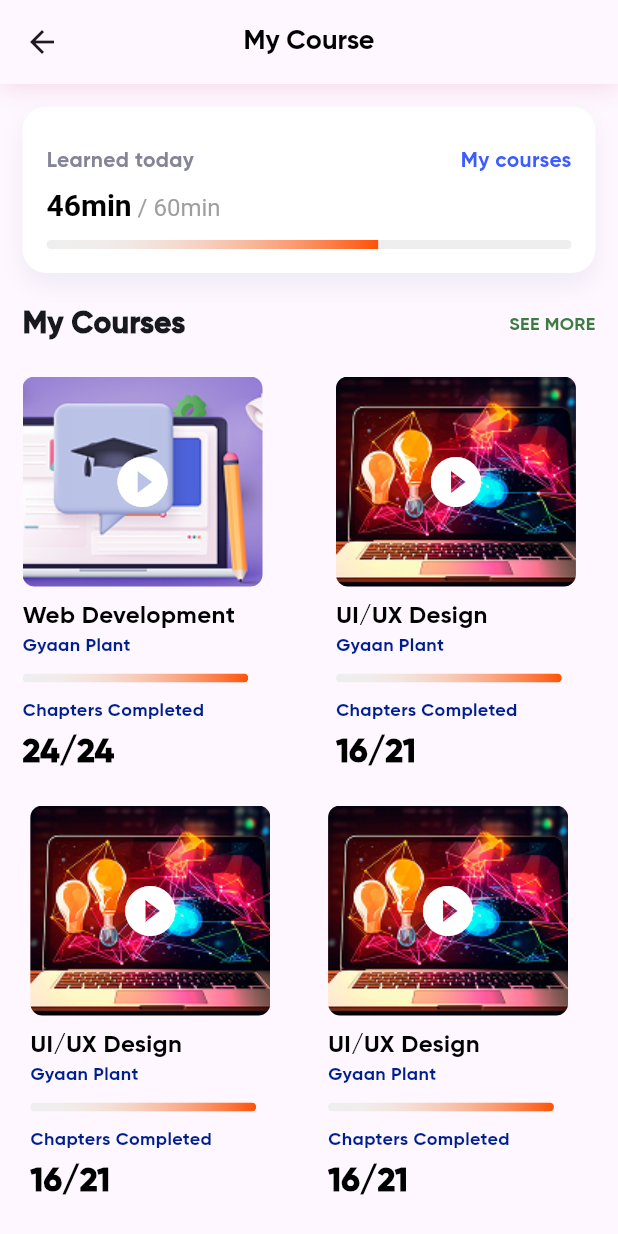
After one commit to Yashgowda24/gyaanPlant, a Flutter app: the MyCourse screen opened directly, on a phone screen of 412 x 824 dp. The commit adds this screen. Run offline on Flutter 3.47's test engine with Material 3 defaults, Android fonts, the phone set to English and light mode, and no system bars; our stand-ins replace flutter_otp_text_field, flutter_svg, fluttertoast, google_fonts, image_picker, video_player; network calls fail.

Commit message:
update: MyCourse, styles, pop ups

```diff
--- a/lib/styles/styles.dart
+++ b/lib/styles/styles.dart
@@ -10,7 +10,7 @@ const TextStyle kGilroy28700 = TextStyle(
 const TextStyle kGilroy16500 = TextStyle(
   fontFamily: 'Gilroy',
   fontSize: 16.0,
-  color: Color.fromRGBO(69, 69, 69, 1),
+  color: Color.fromRGBO(100, 100, 100, 1),
   fontWeight: FontWeight.w500,
 );
 
@@ -18,7 +18,7 @@ const TextStyle kHomeCourseStyle = TextStyle(
   fontFamily: 'Gilroy',
   fontSize: 20.0,
   color: Color.fromRGBO(24, 25, 31, 1),
-  fontWeight: FontWeight.w700,
+  fontWeight: FontWeight.w600,
 );
 
 const TextStyle kHomeSubHeadingStyle = TextStyle(
@@ -46,5 +46,5 @@ const TextStyle kSettingTextStyle = TextStyle(
   fontFamily: 'Gilroy',
   fontSize: 16.0,
   color: Color.fromRGBO(22, 22, 22, 1),
-  fontWeight: FontWeight.w600,
+  fontWeight: FontWeight.w500,
 );
--- /dev/null
+++ b/lib/views/course_video/my_course.dart
@@ -0,0 +1,125 @@
+import 'package:flutter/material.dart';
+import 'package:gyaanplant_learning_app/views/course_video/course_video.dart';
+import 'package:gyaanplant_learning_app/views/home/home.dart';
+
+class MyCourse extends StatelessWidget {
+  const MyCourse({super.key});
+
+  @override
+  Widget build(BuildContext context) {
+    return Scaffold(
+      appBar: PreferredSize(
+        preferredSize: const Size.fromHeight(kToolbarHeight),
+        child: Container(
+          decoration: BoxDecoration(boxShadow: [
+            BoxShadow(
+              blurRadius: 15.0,
+              spreadRadius: 0,
+              offset: Offset(0, 0),
+              color: Color.fromRGBO(179, 32, 115, 0.18),
+            )
+          ]),
+          child: AppBar(
+            centerTitle: true,
+            title: const Text(
+              'My Course',
+              style: TextStyle(
+                fontFamily: 'Gilroy',
+                fontSize: 18.0,
+                color: Color.fromRGBO(0, 0, 0, 1),
+                fontWeight: FontWeight.w500,
+              ),
+            ),
+          ),
+        ),
+      ),
+      body: Padding(
+        padding: const EdgeInsets.only(top: 15.0, left: 15.0, right: 15.0),
+        child: SingleChildScrollView(
+          child: Column(
+            children: [
+              LearningProgressCard(),
+              CourseSection(
+                title: 'My Courses',
+                lessons: [
+                  LessonCard(
+                    isMyCourseScreen: true,
+                    progressText: '24/24',
+                    onPressed: () {
+                      Navigator.push(
+                        context,
+                        MaterialPageRoute(
+                          builder: (context) => LessonVideoScreen(
+                            lessonNumber: 1,
+                          ),
+                        ),
+                      );
+                    },
+                    image: 'assets/images/home/unsplash_KW3m50XRhjk_2.png',
+                    title: 'Web Development',
+                  ),
+                  LessonCard(
+                    isMyCourseScreen: true,
+                    progressText: '16/21',
+                    onPressed: () {
+                      Navigator.push(
+                        context,
+                        MaterialPageRoute(
+                          builder: (context) => LessonVideoScreen(
+                            lessonNumber: 1,
+                          ),
+                        ),
+                      );
+                    },
+                    image: 'assets/images/home/unsplash_KW3m50XRhjk_3.png',
+                    title: 'UI/UX Design',
+                  ),
+                ],
+              ),
+              Row(
+                mainAxisAlignment: MainAxisAlignment.spaceEvenly,
+                children: [
+                  LessonCard(
+                    isMyCourseScreen: true,
+                    progressText: '16/21',
+                    onPressed: () {
+                      Navigator.push(
+                        context,
+                        MaterialPageRoute(
+                          builder: (context) => LessonVideoScreen(
+                            lessonNumber: 1,
+                          ),
+                        ),
+                      );
+                    },
+                    image: 'assets/images/home/unsplash_KW3m50XRhjk_3.png',
+                    title: 'UI/UX Design',
+                  ),
+                  SizedBox(
+                    width: 15.0,
+                  ),
+                  LessonCard(
+                    isMyCourseScreen: true,
+                    progressText: '16/21',
+                    onPressed: () {
+                      Navigator.push(
+                        context,
+                        MaterialPageRoute(
+                          builder: (context) => LessonVideoScreen(
+                            lessonNumber: 1,
+                          ),
+                        ),
+                      );
+                    },
+                    image: 'assets/images/home/unsplash_KW3m50XRhjk_3.png',
+                    title: 'UI/UX Design',
+                  ),
+                ],
+              ),
+            ],
+          ),
+        ),
+      ),
+    );
+  }
+}
--- a/lib/views/home/home.dart
+++ b/lib/views/home/home.dart
@@ -1,8 +1,10 @@
 import 'package:flutter/material.dart';
+import 'package:flutter/widgets.dart';
 import 'package:flutter_svg/svg.dart';
 import 'package:gyaanplant_learning_app/styles/styles.dart';
 import 'package:gyaanplant_learning_app/views/assessmet/assessmet.dart';
 import 'package:gyaanplant_learning_app/views/course_video/course_video.dart';
+import 'package:gyaanplant_learning_app/views/course_video/my_course.dart';
 import 'package:gyaanplant_learning_app/views/library/library.dart';
 import 'package:gyaanplant_learning_app/views/user_profile/profile.dart';
 
@@ -112,12 +114,6 @@ class HomeContent extends StatelessWidget {
             ),
           ),
           LearningProgressCard(),
-          // Center(
-          //   child: SvgPicture.asset(
-          //     'assets/images/home/Frame14.svg',
-          //     height: 50,
-          //   ),
-          // ),
           const SizedBox(height: 20),
           CourseSection(
             title: 'Course 1',
@@ -263,12 +259,16 @@ class LessonCard extends StatelessWidget {
   final String image;
   final String title;
   final VoidCallback onPressed;
+  final bool isMyCourseScreen;
+  final String progressText;
 
   const LessonCard({
     super.key,
     required this.image,
     required this.title,
     required this.onPressed,
+    this.isMyCourseScreen = false,
+    this.progressText = '',
   });
 
   @override
@@ -301,6 +301,57 @@ class LessonCard extends StatelessWidget {
               'Gyaan Plant',
               style: kGyaanPlantText,
             ),
+            if (isMyCourseScreen)
+              Column(
+                crossAxisAlignment: CrossAxisAlignment.start,
+                children: [
+                  Padding(
+                    padding: const EdgeInsets.only(top: 10.0, bottom: 10.0),
+                    child: ClipRRect(
+                      borderRadius: BorderRadius.circular(8),
+                      child: FractionallySizedBox(
+                        widthFactor: 0.87,
+                        child: Stack(
+                          children: [
+                            Container(
+                              height: 6,
+                              color: Colors.grey.shade200,
+                            ),
+                            Container(
+                              height: 6,
+                              width: MediaQuery.of(context).size.width * 0.7,
+                              decoration: const BoxDecoration(
+                                gradient: LinearGradient(
+                                  colors: [
+                                    Color.fromRGBO(255, 255, 255, 0),
+                                    Color.fromRGBO(255, 81, 6, 1),
+                                  ],
+                                ),
+                              ),
+                            ),
+                          ],
+                        ),
+                      ),
+                    ),
+                  ),
+                  const Text(
+                    'Chapters Completed',
+                    style: kGyaanPlantText,
+                  ),
+                  SizedBox(
+                    height: 4,
+                  ),
+                  Text(
+                    progressText,
+                    style: const TextStyle(
+                      fontFamily: 'Gilroy',
+                      fontSize: 22.0,
+                      color: Color.fromRGBO(0, 0, 0, 1),
+                      fontWeight: FontWeight.w600,
+                    ),
+                  ),
+                ],
+              )
           ],
         ),
       ),
@@ -337,7 +388,7 @@ class LearningProgressCard extends StatelessWidget {
           SizedBox(
             height: 10,
           ),
-          const Row(
+          Row(
             children: [
               Text(
                 "Learned today",
@@ -349,12 +400,22 @@ class LearningProgressCard extends StatelessWidget {
                 ),
               ),
               Spacer(),
-              Text(
-                "My courses",
-                style: TextStyle(
-                  fontFamily: 'Gilroy',
-                  color: Color.fromRGBO(61, 92, 255, 1),
-                  fontWeight: FontWeight.w400,
+              GestureDetector(
+                onTap: () {
+                  Navigator.push(
+                    context,
+                    MaterialPageRoute(
+                      builder: (context) => MyCourse(),
+                    ),
+                  );
+                },
+                child: Text(
+                  "My courses",
+                  style: TextStyle(
+                    fontFamily: 'Gilroy',
+                    color: Color.fromRGBO(61, 92, 255, 1),
+                    fontWeight: FontWeight.w400,
+                  ),
                 ),
               ),
             ],
@@ -381,15 +442,6 @@ class LearningProgressCard extends StatelessWidget {
             ),
           ),
           const SizedBox(height: 12),
-          // ClipRRect(
-          //   borderRadius: BorderRadius.circular(8),
-          //   child: LinearProgressIndicator(
-          //     value: progress,
-          //     minHeight: 6,
-          //     backgroundColor: Colors.grey.shade200,
-          //     valueColor: AlwaysStoppedAnimation<Color>(Colors.orange),
-          //   ),
-          // ),
           ClipRRect(
             borderRadius: BorderRadius.circular(8),
             child: Stack(
@@ -412,7 +464,7 @@ class LearningProgressCard extends StatelessWidget {
                 ),
               ],
             ),
-          )
+          ),
         ],
       ),
     );
--- a/lib/views/login/otp.dart
+++ b/lib/views/login/otp.dart
@@ -15,9 +15,9 @@ class OTPScreen extends StatelessWidget {
           image:
               Image.asset('assets/images/onboard/GyaanPlant_Latest_Logo_1.png'),
           heading: 'Enter OTP',
-          subText: 'Verify Aadhaat OTP',
+          subText: 'OTP sent on your Mobile Number',
           buttonText: 'Continue',
-          hintText: 'Enter your number',
+          hintText: '',
           isOtpField: true,
           onPressed: () {
             Navigator.push(
```
Also changed, not shown: lib/components/login/login_widget.dart (+10 -0 lines), lib/views/course_video/course_completed.dart (added, +96 -0 lines), lib/views/course_video/course_video.dart (+72 -37 lines), assets/images/home/5.png (added), assets/images/home/course_completed.png (added).
